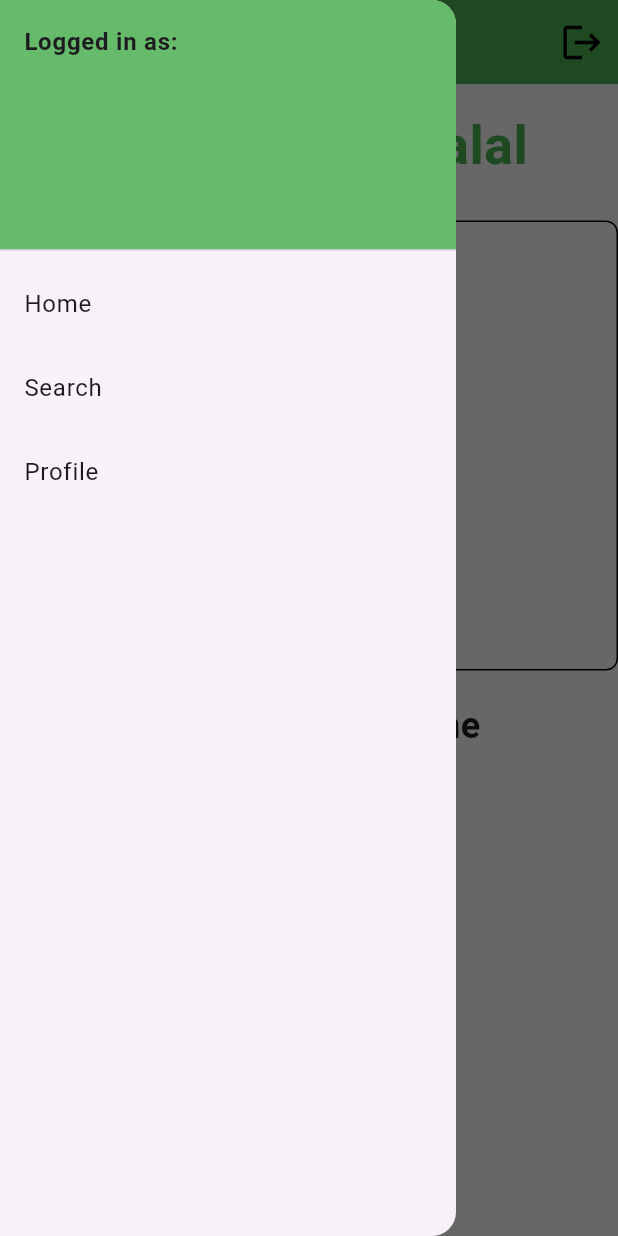
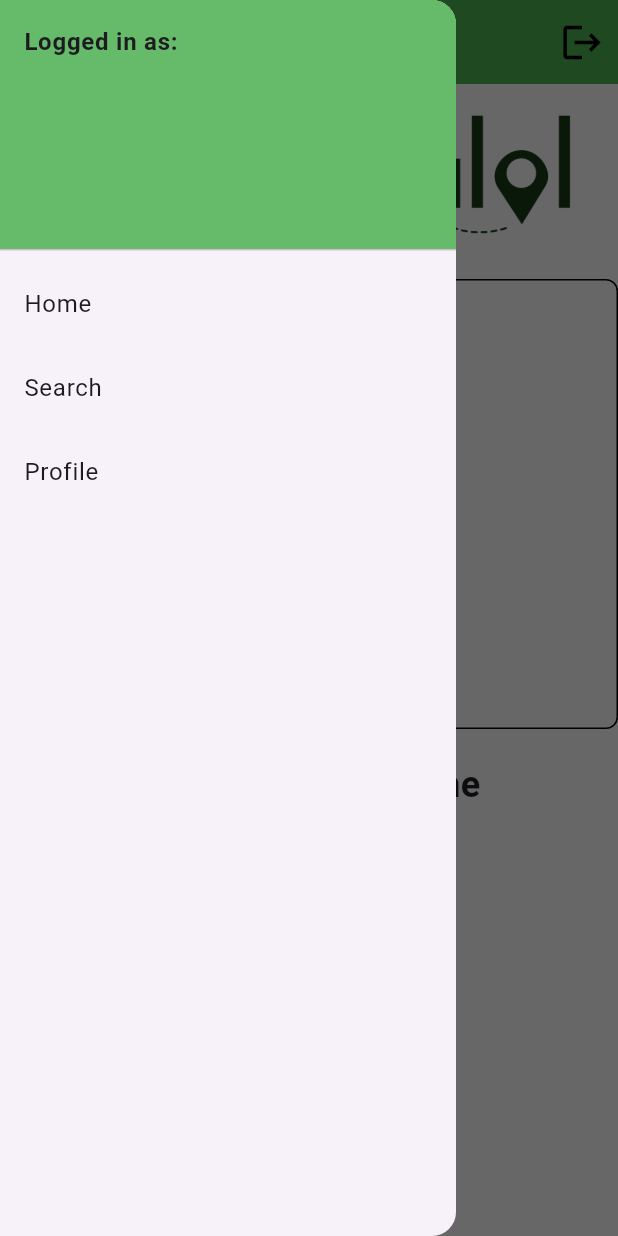
Before and after one commit to harithh07/WheresTheHalal, a Flutter app: the screen it shows once a user with an empty profile is signed in, with the side drawer open, on a phone screen of 412 x 824 dp. Run offline on Flutter 3.47's test engine with Material 3 defaults, Android fonts, the phone set to English and light mode, and no system bars; our stand-ins replace cloud_firestore, firebase_auth, firebase_core, flutter_rating, geolocator, google_maps_flutter and 1 more; accounts and stored records are empty.

Commit message:
Added logo to Home Page

```diff
--- a/wheres_the_halal/lib/pages/home_page.dart
+++ b/wheres_the_halal/lib/pages/home_page.dart
@@ -177,14 +177,18 @@ class _HomePageState extends State<HomePage> {
             child: ListView(children: [
               // App name
               const SizedBox(height: 15.0),
+              // Center(
+              //   child: Text('Where\'s The Halal',
+              //       style: TextStyle(
+              //           color: Colors.green[600],
+              //           fontSize: 36.0,
+              //           fontWeight: FontWeight.bold)),
+              // ),
+
               Center(
-                child: Text('Where\'s The Halal',
-                    style: TextStyle(
-                        color: Colors.green[600],
-                        fontSize: 36.0,
-                        fontWeight: FontWeight.bold)),
+                child: Image.asset("lib/images/wth_logo_name.png", height: 100,)
               ),
-              const SizedBox(height: 25),
+              const SizedBox(height: 15),
 
               // check if location services are denied
               // if denied, display button to open location settings
```
Also changed, not shown: wheres_the_halal/lib/images/wth_logo_name.png (added).
